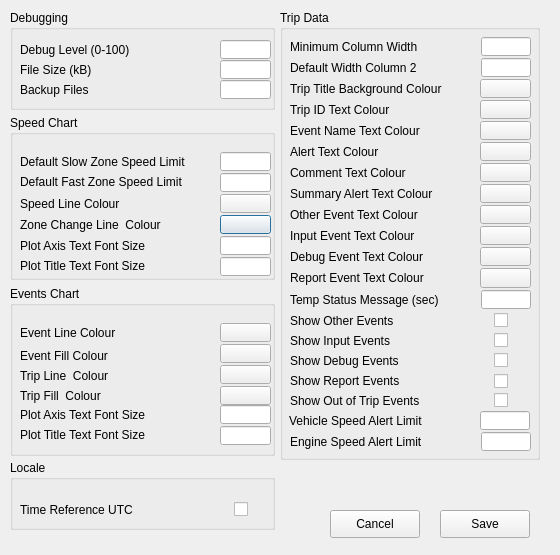
Before: the Qt Designer form preferences.ui in mikecv/etscrape, drawn with Qt 5.
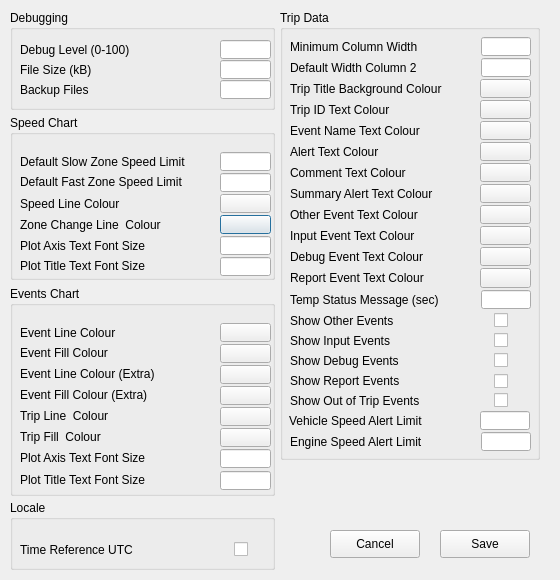
After: the same form once the commit is applied.

Commit message:
Added extra UNBUCKLED trace colour to preference.
Fixed bug plotting UNBUCKLED event.

Patch:
```diff
--- a/preferences.ui
+++ b/preferences.ui
@@ -10,7 +10,7 @@
     <x>0</x>
     <y>0</y>
     <width>560</width>
-    <height>555</height>
+    <height>580</height>
    </rect>
   </property>
   <property name="sizePolicy">
@@ -22,13 +22,13 @@
   <property name="minimumSize">
    <size>
     <width>560</width>
-    <height>555</height>
+    <height>580</height>
    </size>
   </property>
   <property name="maximumSize">
    <size>
     <width>560</width>
-    <height>555</height>
+    <height>580</height>
    </size>
   </property>
   <property name="windowTitle">
@@ -854,7 +854,7 @@
    <property name="geometry">
     <rect>
      <x>10</x>
-     <y>460</y>
+     <y>500</y>
      <width>265</width>
      <height>70</height>
     </rect>
@@ -1026,7 +1026,7 @@
    <property name="geometry">
     <rect>
      <x>440</x>
-     <y>510</y>
+     <y>530</y>
      <width>90</width>
      <height>28</height>
     </rect>
@@ -1042,7 +1042,7 @@
    <property name="geometry">
     <rect>
      <x>330</x>
-     <y>510</y>
+     <y>530</y>
      <width>90</width>
      <height>28</height>
     </rect>
@@ -1057,19 +1057,19 @@
      <x>10</x>
      <y>286</y>
      <width>265</width>
-     <height>170</height>
+     <height>210</height>
     </rect>
    </property>
    <property name="minimumSize">
     <size>
      <width>265</width>
-     <height>170</height>
+     <height>210</height>
     </size>
    </property>
    <property name="maximumSize">
     <size>
      <width>265</width>
-     <height>170</height>
+     <height>210</height>
     </size>
    </property>
    <property name="title">
@@ -1092,7 +1092,7 @@
     <property name="geometry">
      <rect>
       <x>10</x>
-      <y>80</y>
+      <y>120</y>
       <width>191</width>
       <height>20</height>
      </rect>
@@ -1105,7 +1105,7 @@
     <property name="geometry">
      <rect>
       <x>210</x>
-      <y>79</y>
+      <y>121</y>
       <width>51</width>
       <height>19</height>
      </rect>
@@ -1137,7 +1137,7 @@
     <property name="geometry">
      <rect>
       <x>210</x>
-      <y>140</y>
+      <y>185</y>
       <width>51</width>
       <height>19</height>
      </rect>
@@ -1156,7 +1156,7 @@
     <property name="geometry">
      <rect>
       <x>210</x>
-      <y>119</y>
+      <y>163</y>
       <width>51</width>
       <height>19</height>
      </rect>
@@ -1175,7 +1175,7 @@
     <property name="geometry">
      <rect>
       <x>10</x>
-      <y>119</y>
+      <y>162</y>
       <width>191</width>
       <height>20</height>
      </rect>
@@ -1188,7 +1188,7 @@
     <property name="geometry">
      <rect>
       <x>10</x>
-      <y>139</y>
+      <y>184</y>
       <width>191</width>
       <height>20</height>
      </rect>
@@ -1201,7 +1201,7 @@
     <property name="geometry">
      <rect>
       <x>10</x>
-      <y>60</y>
+      <y>57</y>
       <width>191</width>
       <height>20</height>
      </rect>
@@ -1230,7 +1230,7 @@
     <property name="geometry">
      <rect>
       <x>10</x>
-      <y>100</y>
+      <y>141</y>
       <width>191</width>
       <height>20</height>
      </rect>
@@ -1243,6 +1243,48 @@
     <property name="geometry">
      <rect>
       <x>210</x>
+      <y>142</y>
+      <width>51</width>
+      <height>19</height>
+     </rect>
+    </property>
+    <property name="autoFillBackground">
+     <bool>true</bool>
+    </property>
+    <property name="text">
+     <string/>
+    </property>
+   </widget>
+   <widget class="QLabel" name="label_37">
+    <property name="geometry">
+     <rect>
+      <x>10</x>
+      <y>78</y>
+      <width>191</width>
+      <height>20</height>
+     </rect>
+    </property>
+    <property name="text">
+     <string>Event Line Colour (Extra)</string>
+    </property>
+   </widget>
+   <widget class="QLabel" name="label_38">
+    <property name="geometry">
+     <rect>
+      <x>10</x>
+      <y>99</y>
+      <width>191</width>
+      <height>20</height>
+     </rect>
+    </property>
+    <property name="text">
+     <string>Event Fill Colour (Extra)</string>
+    </property>
+   </widget>
+   <widget class="QPushButton" name="eventFillXtraColVal">
+    <property name="geometry">
+     <rect>
+      <x>210</x>
       <y>100</y>
       <width>51</width>
       <height>19</height>
@@ -1255,6 +1297,22 @@
      <string/>
     </property>
    </widget>
+   <widget class="QPushButton" name="eventLineXtraColVal">
+    <property name="geometry">
+     <rect>
+      <x>210</x>
+      <y>79</y>
+      <width>51</width>
+      <height>19</height>
+     </rect>
+    </property>
+    <property name="autoFillBackground">
+     <bool>true</bool>
+    </property>
+    <property name="text">
+     <string/>
+    </property>
+   </widget>
   </widget>
  </widget>
  <resources/>
```
The commit also changes 22 other files.
